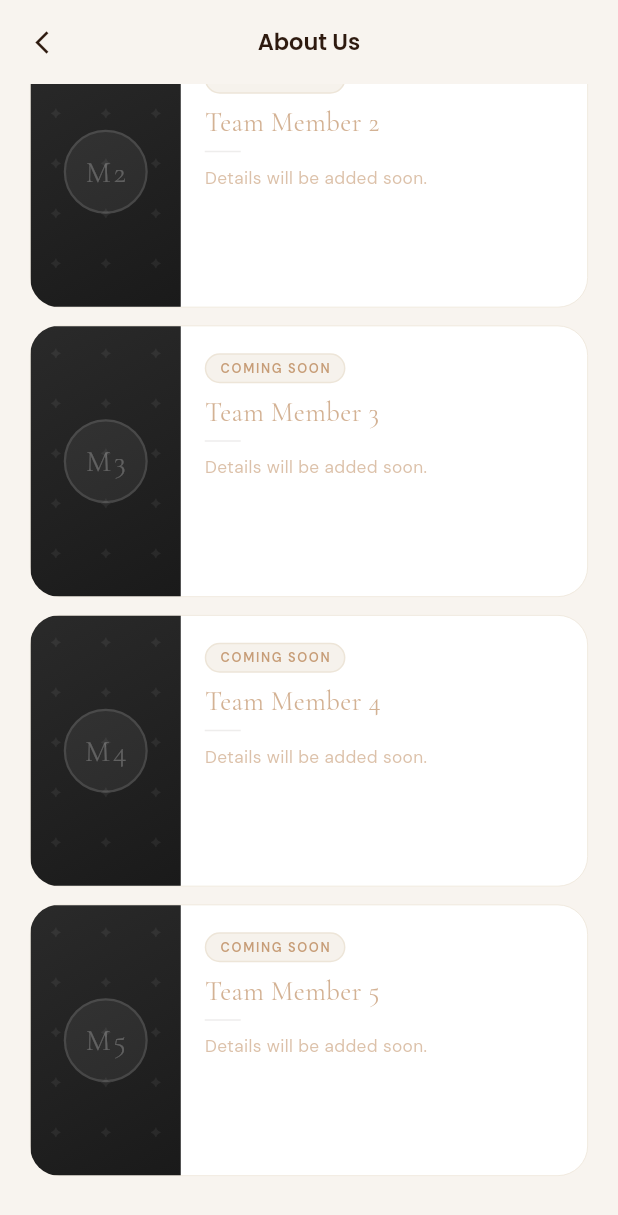
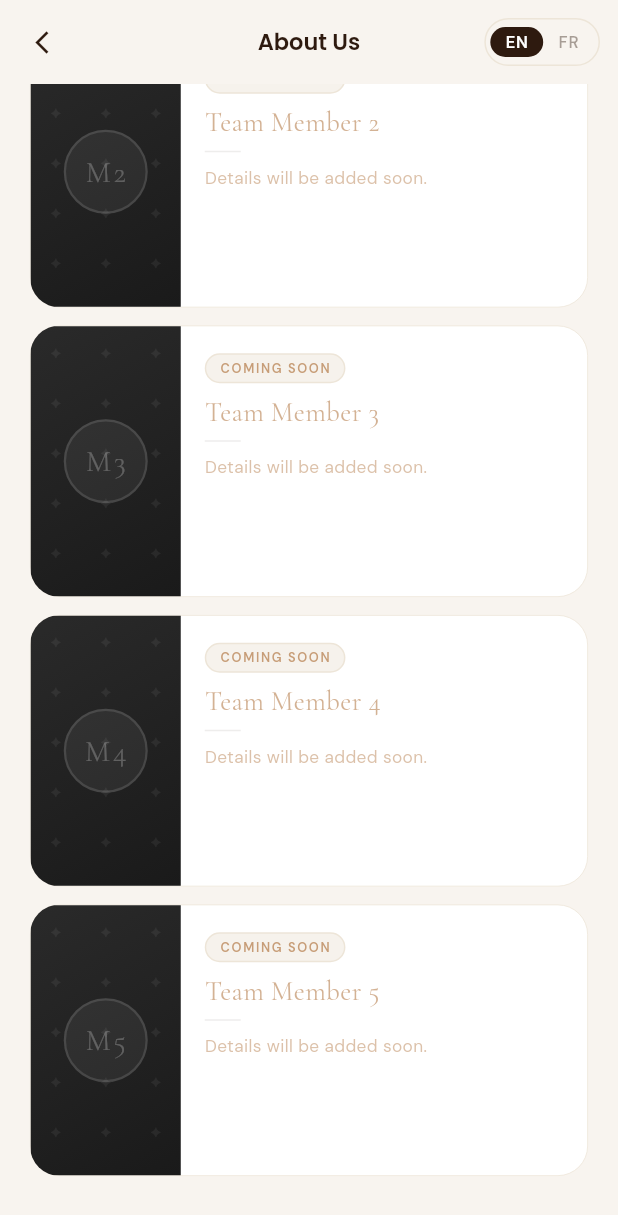
Before and after one commit to FODOPTACHEKAM/afri_glow, a Flutter app: the AboutScreen screen opened directly, scrolled down 766 dp, on a phone screen of 412 x 824 dp. Shown: the top 1215 px of the screen. Run offline on Flutter 3.47's test engine with Material 3 defaults, Android fonts, the phone set to English and light mode, and no system bars; our stand-ins replace cloud_firestore, firebase_auth, firebase_core, fl_chart, flutter_local_notifications, flutter_svg and 7 more; accounts and stored records are empty; network calls fail.

Commit message:
feat(about): add EN/FR language toggle with animated content switching

```diff
--- a/lib/screens/profile/about_screen.dart
+++ b/lib/screens/profile/about_screen.dart
@@ -4,84 +4,134 @@ import 'package:google_fonts/google_fonts.dart';
 import 'package:url_launcher/url_launcher.dart';
 import '../../theme/app_colors.dart';
 
+// ── Translations ──────────────────────────────────────────────────────────────
+
+class _T {
+  const _T(this.en, this.fr);
+  final String en;
+  final String fr;
+  String get(String lang) => lang == 'fr' ? fr : en;
+}
+
+const _tTitle        = _T('About Us',         'À propos');
+const _tBadge        = _T('AfriGlow',          'AfriGlow');
+const _tHeadline     = _T('Meet the\nteam behind\nAfriGlow.',
+                           'Rencontrez\nl\'équipe derrière\nAfriGlow.');
+const _tSubtitle     = _T(
+  'Five students from ICT University building a skincare app that celebrates African beauty ingredients.',
+  'Cinq étudiants de l\'ICT University qui développent une application de soins valorisant les ingrédients beauté africains.',
+);
+const _tEngineers    = _T('Engineers',  'Ingénieurs');
+const _tFeatures     = _T('Features',   'Fonctions');
+const _tAmbition     = _T('Ambition',   'Ambition');
+const _tTeamLabel    = _T('THE TEAM',   'L\'ÉQUIPE');
+const _tMembers      = _T('members',    'membres');
+const _tSendMessage  = _T('Send message', 'Envoyer un message');
+const _tCopied       = _T('Email copied to clipboard', 'E-mail copié dans le presse-papiers');
+
 // ── Team data ────────────────────────────────────────────────────────────────
 
 class _Member {
   const _Member({
-    required this.name,
+    required this.nameEn,
     required this.initials,
-    required this.role,
-    required this.bio,
+    required this.roleEn,
+    required this.roleFr,
+    required this.bioEn,
+    required this.bioFr,
     required this.tags,
     this.email,
     this.photoAsset,
   });
 
-  final String name;
+  final String nameEn;
   final String initials;
-  final String role;
-  final String bio;
+  final String roleEn;
+  final String roleFr;
+  final String bioEn;
+  final String bioFr;
   final List<String> tags;
   final String? email;
   final String? photoAsset;
+
+  String role(String lang) => lang == 'fr' ? roleFr : roleEn;
+  String bio(String lang)  => lang == 'fr' ? bioFr  : bioEn;
 }
 
 const _team = [
   _Member(
-    name: 'Fodop Tachekam Ivan Jordan',
-    initials: 'IJ',
-    role: 'Software Engineer',
-    bio:
-        'Full-stack developer passionate about building seamless mobile and web experiences. Clean code, thoughtful UI, solid backends.',
-    tags: ['Flutter', 'Firebase', 'React', 'Node.js', 'UI/UX', 'SQL'],
-    email: 'fodop.jordan@ictuniversity.edu.cm',
+    nameEn:     'Fodop Tachekam Ivan Jordan',
+    initials:   'IJ',
+    roleEn:     'Software Engineer',
+    roleFr:     'Ingénieur Logiciel',
+    bioEn:      'Full-stack developer passionate about building seamless mobile and web experiences. Clean code, thoughtful UI, solid backends.',
+    bioFr:      'Développeur full-stack passionné par la création d\'expériences mobiles et web fluides. Code propre, UI soignée, backends solides.',
+    tags:       ['Flutter', 'Firebase', 'React', 'Node.js', 'UI/UX', 'SQL'],
+    email:      'fodop.jordan@ictuniversity.edu.cm',
     photoAsset: 'assets/images/team/ivan.jpg',
   ),
   _Member(
-    name: 'Team Member 2',
+    nameEn:   'Team Member 2',
     initials: 'M2',
-    role: 'Coming soon',
-    bio: 'Details will be added soon.',
-    tags: [],
+    roleEn:   'Coming soon',
+    roleFr:   'Bientôt',
+    bioEn:    'Details will be added soon.',
+    bioFr:    'Les détails seront ajoutés bientôt.',
+    tags:     [],
   ),
   _Member(
-    name: 'Team Member 3',
+    nameEn:   'Team Member 3',
     initials: 'M3',
-    role: 'Coming soon',
-    bio: 'Details will be added soon.',
-    tags: [],
+    roleEn:   'Coming soon',
+    roleFr:   'Bientôt',
+    bioEn:    'Details will be added soon.',
+    bioFr:    'Les détails seront ajoutés bientôt.',
+    tags:     [],
   ),
   _Member(
-    name: 'Team Member 4',
+    nameEn:   'Team Member 4',
     initials: 'M4',
-    role: 'Coming soon',
-    bio: 'Details will be added soon.',
-    tags: [],
+    roleEn:   'Coming soon',
+    roleFr:   'Bientôt',
+    bioEn:    'Details will be added soon.',
+    bioFr:    'Les détails seront ajoutés bientôt.',
+    tags:     [],
   ),
   _Member(
-    name: 'Team Member 5',
+    nameEn:   'Team Member 5',
     initials: 'M5',
-    role: 'Coming soon',
-    bio: 'Details will be added soon.',
-    tags: [],
+    roleEn:   'Coming soon',
+    roleFr:   'Bientôt',
+    bioEn:    'Details will be added soon.',
+    bioFr:    'Les détails seront ajoutés bientôt.',
+    tags:     [],
   ),
 ];
 
 // ── Screen ───────────────────────────────────────────────────────────────────
 
-class AboutScreen extends StatelessWidget {
+class AboutScreen extends StatefulWidget {
   const AboutScreen({super.key});
 
-  Future<void> _launchEmail(BuildContext context, String email) async {
+  @override
+  State<AboutScreen> createState() => _AboutScreenState();
+}
+
+class _AboutScreenState extends State<AboutScreen> {
+  String _lang = 'en';
+
+  void _toggleLang() => setState(() => _lang = _lang == 'en' ? 'fr' : 'en');
+
+  Future<void> _launchEmail(String email) async {
     final uri = Uri(scheme: 'mailto', path: email);
     if (await canLaunchUrl(uri)) {
       await launchUrl(uri);
     } else {
       await Clipboard.setData(ClipboardData(text: email));
-      if (context.mounted) {
+      if (mounted) {
         ScaffoldMessenger.of(context).showSnackBar(
           SnackBar(
-            content: Text('Email copied to clipboard',
+            content: Text(_tCopied.get(_lang),
                 style: GoogleFonts.poppins(fontSize: 13)),
             behavior: SnackBarBehavior.floating,
             backgroundColor: AppColors.espresso,
@@ -96,18 +146,17 @@ class AboutScreen extends StatelessWidget {
   @override
   Widget build(BuildContext context) {
     final isDark = Theme.of(context).brightness == Brightness.dark;
-    final bgColor = isDark ? AppColors.darkBg : AppColors.background;
-    final textPrimary = isDark ? Colors.white : AppColors.espresso;
-    final textSecondary = isDark ? Colors.white60 : AppColors.bronze;
-    final borderColor =
-        isDark ? AppColors.darkDivider : const Color(0xFFEDE5D8);
-    final surfaceColor = isDark ? AppColors.darkCard : Colors.white;
+    final bgColor      = isDark ? AppColors.darkBg   : AppColors.background;
+    final surfaceColor = isDark ? AppColors.darkCard  : Colors.white;
+    final borderColor  = isDark ? AppColors.darkDivider : const Color(0xFFEDE5D8);
+    final textPrimary  = isDark ? Colors.white        : AppColors.espresso;
+    final textSecondary = isDark ? Colors.white60     : AppColors.bronze;
 
     return Scaffold(
       backgroundColor: bgColor,
       body: CustomScrollView(
         slivers: [
-          // ── Sticky app bar ─────────────────────────────────────────
+          // ── App bar with language toggle ────────────────────────
           SliverAppBar(
             pinned: true,
             backgroundColor: bgColor,
@@ -118,25 +167,37 @@ class AboutScreen extends StatelessWidget {
               onPressed: () => Navigator.pop(context),
               color: textPrimary,
             ),
-            title: Text(
-              'About Us',
+            title: AnimatedSwitcher(
+              duration: const Duration(milliseconds: 300),
+              child: Text(
+                _tTitle.get(_lang),
+                key: ValueKey(_lang),
                 style: GoogleFonts.poppins(
                     fontSize: 15,
                     fontWeight: FontWeight.w600,
                     color: textPrimary),
               ),
+            ),
             centerTitle: true,
+            actions: [
+              Padding(
+                padding: const EdgeInsets.only(right: 12),
+                child: _LangToggle(
+                  lang: _lang,
+                  onToggle: _toggleLang,
+                  borderColor: borderColor,
+                  textPrimary: textPrimary,
+                ),
+              ),
+            ],
           ),
 
-          // ── Hero banner ────────────────────────────────────────────
+          // ── Hero banner ────────────────────────────────────────
           SliverToBoxAdapter(
-            child: _HeroBanner(
-              textPrimary: textPrimary,
-              textSecondary: textSecondary,
-            ),
+            child: _HeroBanner(lang: _lang),
           ),
 
-          // ── Team header ────────────────────────────────────────────
+          // ── Team header ────────────────────────────────────────
           SliverToBoxAdapter(
             child: Padding(
               padding: const EdgeInsets.fromLTRB(20, 24, 20, 4),
@@ -144,17 +205,23 @@ class AboutScreen extends StatelessWidget {
                 children: [
                   Container(width: 3, height: 18, color: AppColors.gold),
                   const SizedBox(width: 10),
-                  Text('THE TEAM',
+                  AnimatedSwitcher(
+                    duration: const Duration(milliseconds: 250),
+                    child: Text(
+                      _tTeamLabel.get(_lang),
+                      key: ValueKey('team-$_lang'),
                       style: GoogleFonts.dmSans(
                           fontSize: 11,
                           fontWeight: FontWeight.w600,
                           letterSpacing: 1.8,
-                          color: textSecondary)),
+                          color: textSecondary),
+                    ),
+                  ),
                   const SizedBox(width: 10),
                   Expanded(
                       child: Divider(color: borderColor, thickness: 0.5)),
                   const SizedBox(width: 8),
-                  Text('${_team.length} members',
+                  Text('${_team.length} ${_tMembers.get(_lang)}',
                       style: GoogleFonts.dmSans(
                           fontSize: 10.5, color: textSecondary)),
                 ],
@@ -162,20 +229,22 @@ class AboutScreen extends StatelessWidget {
             ),
           ),
 
-          // ── Member cards ───────────────────────────────────────────
+          // ── Member cards ───────────────────────────────────────
           SliverList(
             delegate: SliverChildBuilderDelegate(
               (context, i) => Padding(
                 padding: EdgeInsets.fromLTRB(
-                    20, i == 0 ? 14 : 12, 20, i == _team.length - 1 ? 40 : 0),
+                    20, i == 0 ? 14 : 12, 20,
+                    i == _team.length - 1 ? 40 : 0),
                 child: _MemberCard(
                   member: _team[i],
+                  lang: _lang,
                   surfaceColor: surfaceColor,
                   borderColor: borderColor,
                   textPrimary: textPrimary,
                   textSecondary: textSecondary,
                   onEmail: _team[i].email != null
-                      ? () => _launchEmail(context, _team[i].email!)
+                      ? () => _launchEmail(_team[i].email!)
                       : null,
                 ),
               ),
@@ -188,16 +257,67 @@ class AboutScreen extends StatelessWidget {
   }
 }
 
+// ── Language toggle pill ──────────────────────────────────────────────────────
+
+class _LangToggle extends StatelessWidget {
+  const _LangToggle({
+    required this.lang,
+    required this.onToggle,
+    required this.borderColor,
+    required this.textPrimary,
+  });
+
+  final String lang;
+  final VoidCallback onToggle;
+  final Color borderColor;
+  final Color textPrimary;
+
+  @override
+  Widget build(BuildContext context) {
+    return GestureDetector(
+      onTap: onToggle,
+      child: Container(
+        height: 32,
+        padding: const EdgeInsets.all(3),
+        decoration: BoxDecoration(
+          borderRadius: BorderRadius.circular(100),
+          border: Border.all(color: borderColor),
+        ),
+        child: Row(
+          mainAxisSize: MainAxisSize.min,
+          children: ['en', 'fr'].map((code) {
+            final active = lang == code;
+            return AnimatedContainer(
+              duration: const Duration(milliseconds: 220),
+              curve: Curves.easeInOut,
+              padding: const EdgeInsets.symmetric(horizontal: 10, vertical: 2),
+              decoration: BoxDecoration(
+                color: active ? AppColors.espresso : Colors.transparent,
+                borderRadius: BorderRadius.circular(100),
+              ),
+              child: Text(
+                code.toUpperCase(),
+                style: GoogleFonts.dmSans(
+                  fontSize: 11,
+                  fontWeight: FontWeight.w600,
+                  letterSpacing: 0.5,
+                  color: active ? Colors.white : textPrimary.withValues(alpha: 0.4),
+                ),
+              ),
+            );
+          }).toList(),
+        ),
+      ),
+    );
+  }
+}
+
 // ── Hero banner ───────────────────────────────────────────────────────────────
 
 class _HeroBanner extends StatelessWidget {
-  const _HeroBanner({
-    required this.textPrimary,
-    required this.textSecondary,
-  });
+  const _HeroBanner({required this.lang});
 
-  final Color textPrimary;
-  final Color textSecondary;
+  final String lang;
 
   @override
   Widget build(BuildContext context) {
@@ -215,17 +335,18 @@ class _HeroBanner extends StatelessWidget {
       child: Column(
         crossAxisAlignment: CrossAxisAlignment.start,
         children: [
-          // Top row: AfriGlow badge
+          // Badge + year
           Row(
             children: [
               Container(
                 padding:
                     const EdgeInsets.symmetric(horizontal: 10, vertical: 4),
                 decoration: BoxDecoration(
-                  border: Border.all(color: AppColors.gold.withValues(alpha: 0.6)),
+                  border: Border.all(
+                      color: AppColors.gold.withValues(alpha: 0.6)),
                   borderRadius: BorderRadius.circular(100),
                 ),
-                child: Text('AfriGlow',
+                child: Text(_tBadge.get(lang),
                     style: GoogleFonts.dmSans(
                         fontSize: 10,
                         color: AppColors.accentGold,
@@ -234,58 +355,71 @@ class _HeroBanner extends StatelessWidget {
               const Spacer(),
               Text('2025 – 2026',
                   style: GoogleFonts.dmSans(
-                      fontSize: 10, color: Colors.white38, letterSpacing: 0.5)),
+                      fontSize: 10,
+                      color: Colors.white38,
+                      letterSpacing: 0.5)),
             ],
           ),
           const SizedBox(height: 20),
 
           // Headline
-          Text(
-            'Meet the\nteam behind\nAfriGlow.',
+          AnimatedSwitcher(
+            duration: const Duration(milliseconds: 300),
+            transitionBuilder: (child, anim) =>
+                FadeTransition(opacity: anim, child: child),
+            child: Text(
+              _tHeadline.get(lang),
+              key: ValueKey('headline-$lang'),
               style: GoogleFonts.cormorantGaramond(
                   fontSize: 34,
                   fontWeight: FontWeight.w300,
                   color: Colors.white,
                   height: 1.15),
             ),
+          ),
           const SizedBox(height: 14),
 
-          // Divider line
-          Container(width: 36, height: 1, color: AppColors.gold.withValues(alpha: 0.5)),
+          Container(
+              width: 36,
+              height: 1,
+              color: AppColors.gold.withValues(alpha: 0.5)),
           const SizedBox(height: 14),
 
-          // Sub text
-          Text(
-            'Five students from ICT University building a skincare app that celebrates African beauty ingredients.',
+          // Subtitle
+          AnimatedSwitcher(
+            duration: const Duration(milliseconds: 300),
+            transitionBuilder: (child, anim) =>
+                FadeTransition(opacity: anim, child: child),
+            child: Text(
+              _tSubtitle.get(lang),
+              key: ValueKey('sub-$lang'),
               style: GoogleFonts.dmSans(
-                fontSize: 13,
-                height: 1.7,
-                color: Colors.white60),
+                  fontSize: 13, height: 1.7, color: Colors.white60),
+            ),
           ),
           const SizedBox(height: 20),
 
-          // Stats row
+          // Stats
           Row(
             children: [
-              _BannerStat(value: '5', label: 'Engineers'),
-              Container(
-                  width: 1,
-                  height: 32,
-                  color: Colors.white12,
-                  margin: const EdgeInsets.symmetric(horizontal: 20)),
-              _BannerStat(value: '12+', label: 'Features'),
-              Container(
-                  width: 1,
-                  height: 32,
-                  color: Colors.white12,
-                  margin: const EdgeInsets.symmetric(horizontal: 20)),
-              _BannerStat(value: '∞', label: 'Ambition'),
+              _BannerStat(value: '5',   label: _tEngineers.get(lang)),
+              _divider(),
+              _BannerStat(value: '12+', label: _tFeatures.get(lang)),
+              _divider(),
+              _BannerStat(value: '∞',   label: _tAmbition.get(lang)),
             ],
           ),
         ],
       ),
     );
   }
+
+  Widget _divider() => Container(
+        width: 1,
+        height: 32,
+        color: Colors.white12,
+        margin: const EdgeInsets.symmetric(horizontal: 20),
+      );
 }
 
 class _BannerStat extends StatelessWidget {
@@ -317,6 +451,7 @@ class _BannerStat extends StatelessWidget {
 class _MemberCard extends StatelessWidget {
   const _MemberCard({
     required this.member,
+    required this.lang,
     required this.surfaceColor,
     required this.borderColor,
     required this.textPrimary,
@@ -325,6 +460,7 @@ class _MemberCard extends StatelessWidget {
   });
 
   final _Member member;
+  final String lang;
   final Color surfaceColor;
   final Color borderColor;
   final Color textPrimary;
@@ -346,13 +482,14 @@ class _MemberCard extends StatelessWidget {
         child: Row(
           crossAxisAlignment: CrossAxisAlignment.stretch,
           children: [
-            // ── Photo / Avatar column ───────────────────────────────
+            // Photo / avatar
             SizedBox(
               width: 100,
-              child: _MemberAvatar(member: member, isPlaceholder: isPlaceholder),
+              child: _MemberAvatar(
+                  member: member, isPlaceholder: isPlaceholder),
             ),
 
-            // ── Info column ─────────────────────────────────────────
+            // Info
             Expanded(
               child: Padding(
                 padding: const EdgeInsets.fromLTRB(16, 18, 16, 18),
@@ -360,7 +497,10 @@ class _MemberCard extends StatelessWidget {
                   crossAxisAlignment: CrossAxisAlignment.start,
                   children: [
                     // Role chip
-                    Container(
+                    AnimatedSwitcher(
+                      duration: const Duration(milliseconds: 250),
+                      child: Container(
+                        key: ValueKey('role-${member.initials}-$lang'),
                         padding: const EdgeInsets.symmetric(
                             horizontal: 9, vertical: 3),
                         decoration: BoxDecoration(
@@ -375,7 +515,7 @@ class _MemberCard extends StatelessWidget {
                           ),
                         ),
                         child: Text(
-                        member.role.toUpperCase(),
+                          member.role(lang).toUpperCase(),
                           style: GoogleFonts.dmSans(
                               fontSize: 8.5,
                               letterSpacing: 1.1,
@@ -385,11 +525,12 @@ class _MemberCard extends StatelessWidget {
                                   : AppColors.gold),
                         ),
                       ),
+                    ),
                     const SizedBox(height: 8),
 
-                    // Name
+                    // Name (same in both languages)
                     Text(
-                      member.name,
+                      member.nameEn,
                       style: GoogleFonts.cormorantGaramond(
                           fontSize: 18,
                           fontWeight: FontWeight.w400,
@@ -400,22 +541,28 @@ class _MemberCard extends StatelessWidget {
                     ),
                     const SizedBox(height: 8),
 
-                    // Divider
                     Container(
                         width: 24,
                         height: 1,
-                        color: textPrimary.withValues(alpha: isPlaceholder ? 0.08 : 0.15)),
+                        color: textPrimary
+                            .withValues(alpha: isPlaceholder ? 0.08 : 0.15)),
                     const SizedBox(height: 8),
 
                     // Bio
-                    Text(
-                      member.bio,
+                    AnimatedSwitcher(
+                      duration: const Duration(milliseconds: 280),
+                      transitionBuilder: (child, anim) =>
+                          FadeTransition(opacity: anim, child: child),
+                      child: Text(
+                        member.bio(lang),
+                        key: ValueKey('bio-${member.initials}-$lang'),
                         style: GoogleFonts.dmSans(
                             fontSize: 11.5,
                             height: 1.65,
                             color: isPlaceholder
                                 ? textSecondary.withValues(alpha: 0.4)
                                 : textSecondary),
+                      ),
                     ),
 
                     // Tags
@@ -444,14 +591,20 @@ class _MemberCard extends StatelessWidget {
                             Icon(Icons.mail_outline_rounded,
                                 size: 14, color: textSecondary),
                             const SizedBox(width: 6),
-                            Text('Send message',
+                            AnimatedSwitcher(
+                              duration: const Duration(milliseconds: 250),
+                              child: Text(
+                                _tSendMessage.get(lang),
+                                key: ValueKey('mail-$lang'),
                                 style: GoogleFonts.dmSans(
                                     fontSize: 12,
                                     fontWeight: FontWeight.w500,
                                     color: textPrimary,
                                     decoration: TextDecoration.underline,
                                     decorationColor:
-                                        textPrimary.withValues(alpha: 0.3))),
+                                        textPrimary.withValues(alpha: 0.3)),
+                              ),
+                            ),
                           ],
                         ),
                       ),
@@ -542,7 +695,6 @@ class _InitialsAvatar extends StatelessWidget {
     return Stack(
       fit: StackFit.expand,
       children: [
-        // Subtle dot grid pattern
         Opacity(
           opacity: 0.06,
           child: GridView.builder(
@@ -558,7 +710,6 @@ class _InitialsAvatar extends StatelessWidget {
             ),
           ),
         ),
-        // Initials
         Center(
           child: Column(
             mainAxisSize: MainAxisSize.min,
@@ -569,9 +720,7 @@ class _InitialsAvatar extends StatelessWidget {
                 decoration: BoxDecoration(
                   shape: BoxShape.circle,
                   border: Border.all(
-                    color: isPlaceholder
-                        ? Colors.white12
-                        : AppColors.gold,
+                    color: isPlaceholder ? Colors.white12 : AppColors.gold,
                     width: 1.5,
                   ),
                   color: Colors.white.withValues(alpha: 0.06),
@@ -594,9 +743,7 @@ class _InitialsAvatar extends StatelessWidget {
                 Text(
                   'AFRIGLOW',
                   style: GoogleFonts.dmSans(
-                      fontSize: 7,
-                      color: Colors.white24,
-                      letterSpacing: 1.5),
+                      fontSize: 7, color: Colors.white24, letterSpacing: 1.5),
                 ),
               ],
             ],
```
Lines whose indentation alone changed are shown as unchanged.
